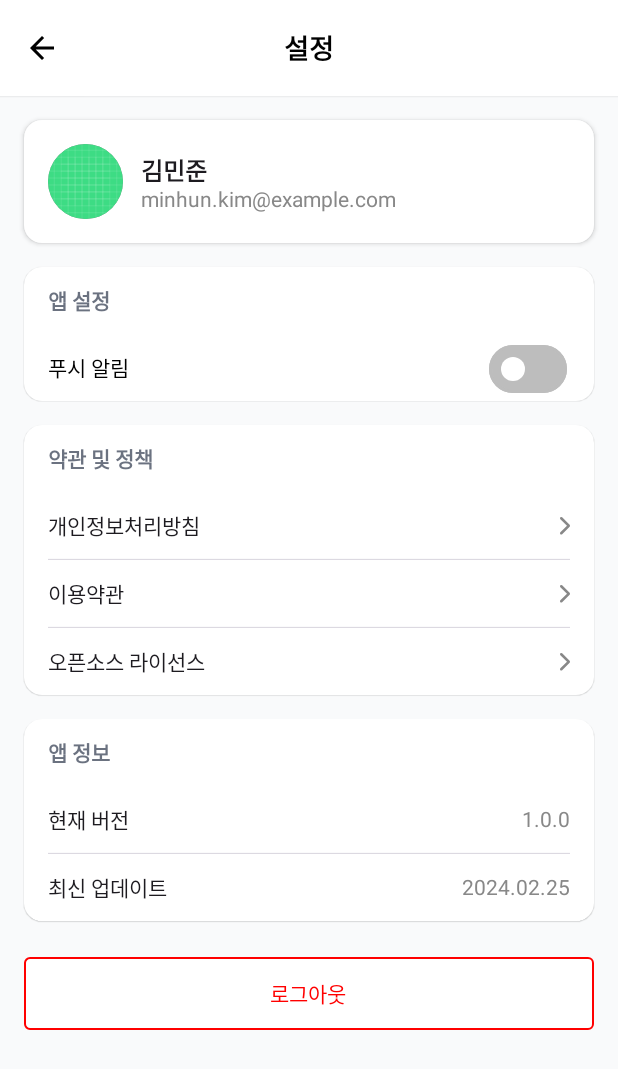
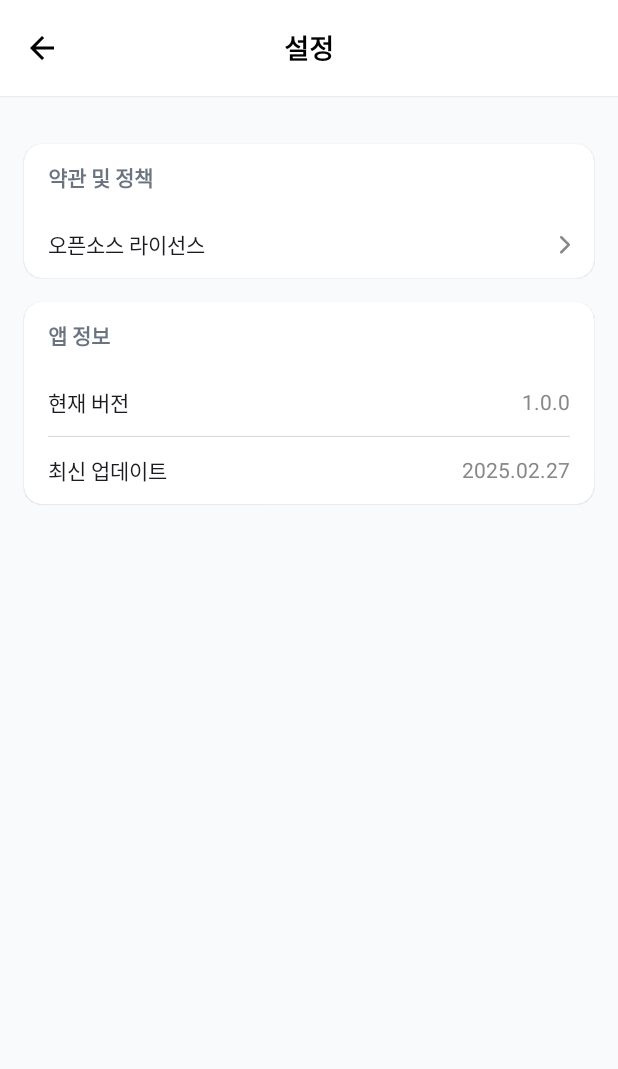
Before and after one commit to Hogu59/QuizDroid, an Android app built with Jetpack Compose: the @Preview function PreviewSettingsScreen, on a phone screen of 412 x 824 dp. Shown: the top 1069 px of the screen. Run offline under Robolectric (Android 15) with nearby library versions, the phone set to English and light mode, and no system bars.

Commit message:
feat: implement navigation

```diff
--- a/app/src/main/java/com/ottfstudio/quizdroid/Route.kt
+++ b/app/src/main/java/com/ottfstudio/quizdroid/Route.kt
@@ -11,4 +11,7 @@ sealed interface Route {
 
     @Serializable
     data object Quiz : Route
+
+    @Serializable
+    data object Settings : Route
 }
--- a/app/src/main/java/com/ottfstudio/quizdroid/presentation/home/HomeScreen.kt
+++ b/app/src/main/java/com/ottfstudio/quizdroid/presentation/home/HomeScreen.kt
@@ -25,6 +25,7 @@ import com.ottfstudio.quizdroid.ui.theme.QuizDroidTheme
 fun HomeScreenRoot(
     viewModel: HomeViewModel,
     onNavigateToQuiz: () -> Unit,
+    onNavigateToSettings: () -> Unit,
 ) {
     val state by viewModel.state.collectAsStateWithLifecycle()
 
@@ -33,6 +34,7 @@ fun HomeScreenRoot(
         onAction = { action ->
             when (action) {
                 is HomeAction.OnNavigateToQuiz -> onNavigateToQuiz()
+                is HomeAction.OnNavigateToSettings -> onNavigateToSettings()
                 else -> Unit
             }
             viewModel.onAction(action)
@@ -58,6 +60,7 @@ fun HomeScreen(
             // 오늘의 학습 섹션
             TodayStatus(
                 date = state.today,
+                onNavigateToSettings = { onAction(HomeAction.OnNavigateToSettings) },
                 modifier = Modifier.shadow(
                     elevation = 8.dp,
                     shape = RoundedCornerShape(bottomStart = 16.dp, bottomEnd = 16.dp),
--- a/app/src/main/java/com/ottfstudio/quizdroid/presentation/settings/SettingScreen.kt
+++ b/app/src/main/java/com/ottfstudio/quizdroid/presentation/settings/SettingScreen.kt
@@ -2,17 +2,12 @@
 
 package com.ottfstudio.quizdroid.presentation.settings
 
-import androidx.compose.foundation.BorderStroke
 import androidx.compose.foundation.background
 import androidx.compose.foundation.layout.Column
 import androidx.compose.foundation.layout.fillMaxSize
-import androidx.compose.foundation.layout.fillMaxWidth
 import androidx.compose.foundation.layout.padding
-import androidx.compose.foundation.shape.RoundedCornerShape
 import androidx.compose.material.icons.Icons
 import androidx.compose.material.icons.automirrored.filled.ArrowBack
-import androidx.compose.material3.Button
-import androidx.compose.material3.ButtonDefaults
 import androidx.compose.material3.CenterAlignedTopAppBar
 import androidx.compose.material3.ExperimentalMaterial3Api
 import androidx.compose.material3.HorizontalDivider
@@ -34,18 +29,16 @@ import androidx.compose.ui.text.font.FontWeight
 import androidx.compose.ui.tooling.preview.Preview
 import androidx.compose.ui.unit.dp
 import androidx.compose.ui.unit.sp
-import com.ottfstudio.quizdroid.presentation.settings.components.ProfileCard
 import com.ottfstudio.quizdroid.presentation.settings.components.SettingCard
 import com.ottfstudio.quizdroid.presentation.settings.components.SettingInfoItem
 import com.ottfstudio.quizdroid.presentation.settings.components.SettingListItem
-import com.ottfstudio.quizdroid.presentation.settings.components.SettingSwitchItem
-import com.ottfstudio.quizdroid.presentation.settings.model.UserProfile
 import com.ottfstudio.quizdroid.ui.theme.Gray100
 
 @Composable
 fun SettingsScreen(
-    state: SettingState,
+    // state: SettingState,
     onBackPress: () -> Unit = {},
+    onClickOss: () -> Unit = {},
     modifier: Modifier = Modifier,
 ) {
     val context = LocalContext.current
@@ -77,39 +70,41 @@ fun SettingsScreen(
                 .padding(16.dp),
         ) {
             // 프로필 카드
-            ProfileCard(state.userProfile)
+            // ProfileCard(state.userProfile)
 
             // 푸시 알림 스위치
-            SettingCard(
-                title = "앱 설정",
-                content = {
-                    SettingSwitchItem(
-                        title = "푸시 알림",
-                        checked = pushNotificationsEnabled,
-                        onCheckedChange = { pushNotificationsEnabled = it },
-                    )
-                },
-            )
+//            SettingCard(
+//                title = "앱 설정",
+//                content = {
+//                    SettingSwitchItem(
+//                        title = "푸시 알림",
+//                        checked = pushNotificationsEnabled,
+//                        onCheckedChange = { pushNotificationsEnabled = it },
+//                    )
+//                },
+//            )
 
             SettingCard(
                 title = "약관 및 정책",
                 content = {
                     Column {
-                        SettingListItem(
-                            title = "개인정보처리방침",
-                            onClick = { TODO() },
-                        )
-                        HorizontalDivider(thickness = 0.5.dp)
-                        SettingListItem(
-                            title = "이용약관",
-                            onClick = { TODO() },
-                        )
-                        HorizontalDivider(
-                            thickness = 0.5.dp,
-                        )
+//                        SettingListItem(
+//                            title = "개인정보처리방침",
+//                            onClick = { TODO() },
+//                        )
+//                        HorizontalDivider(thickness = 0.5.dp)
+//                        SettingListItem(
+//                            title = "이용약관",
+//                            onClick = { TODO() },
+//                        )
+//                        HorizontalDivider(
+//                            thickness = 0.5.dp,
+//                        )
                         SettingListItem(
                             title = "오픈소스 라이선스",
-                            onClick = { TODO() },
+                            onClick = {
+                                onClickOss()
+                            },
                         )
                     }
                 },
@@ -121,27 +116,27 @@ fun SettingsScreen(
                     Column {
                         SettingInfoItem(title = "현재 버전", value = "1.0.0")
                         HorizontalDivider(thickness = 0.5.dp)
-                        SettingInfoItem(title = "최신 업데이트", value = "2024.02.25")
+                        SettingInfoItem(title = "최신 업데이트", value = "2025.02.27")
                     }
                 },
             )
 
-            Button(
-                onClick = { /* TODO: 로그아웃 액션 */ },
-                colors = ButtonDefaults.buttonColors(containerColor = Color.White),
-                border = BorderStroke(1.dp, Color.Red),
-                shape = RoundedCornerShape(4.dp),
-                modifier = Modifier
-                    .fillMaxWidth()
-                    .padding(top = 24.dp),
-            ) {
-                Text(
-                    "로그아웃",
-                    fontSize = 14.sp,
-                    color = Color.Red,
-                    modifier = Modifier.padding(vertical = 6.dp),
-                )
-            }
+//            Button(
+//                onClick = { /* TODO: 로그아웃 액션 */ },
+//                colors = ButtonDefaults.buttonColors(containerColor = Color.White),
+//                border = BorderStroke(1.dp, Color.Red),
+//                shape = RoundedCornerShape(4.dp),
+//                modifier = Modifier
+//                    .fillMaxWidth()
+//                    .padding(top = 24.dp),
+//            ) {
+//                Text(
+//                    "로그아웃",
+//                    fontSize = 14.sp,
+//                    color = Color.Red,
+//                    modifier = Modifier.padding(vertical = 6.dp),
+//                )
+//            }
         }
     }
 }
@@ -150,12 +145,12 @@ fun SettingsScreen(
 @Composable
 private fun PreviewSettingsScreen() {
     SettingsScreen(
-        state = SettingState(
-            userProfile = UserProfile(
-                name = "김민준",
-                email = "minjun.kim@example.com",
-                profileImage = "",
-            ),
-        ),
+//        state = SettingState(
+//            userProfile = UserProfile(
+//                name = "김민준",
+//                email = "minjun.kim@example.com",
+//                profileImage = "",
+//            ),
+//        ),
     )
 }
```
Also changed, not shown: app/src/main/java/com/ottfstudio/quizdroid/MainActivity.kt (+17 -3 lines).
